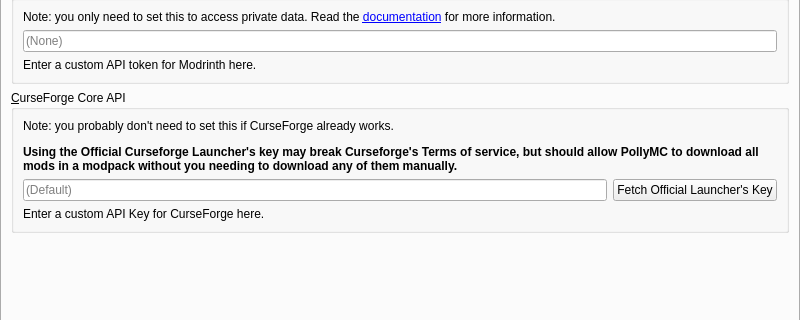
Above: launcher/ui/pages/global/APIPage.ui from unmojang/FjordLauncher before the change; both pictures show x 0 to 800 and y 163 to 483 of the 800 by 600 pixel window. Below: the same form after it.
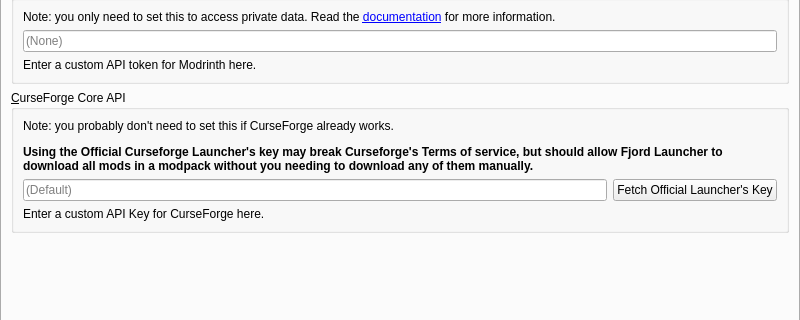
That is the form after the change. The open tabs and pages were chosen to show the change.

Commit message: Crude s/PollyMC/Fjord Launcher

What changed in the file:
```diff
--- a/launcher/ui/pages/global/APIPage.ui
+++ b/launcher/ui/pages/global/APIPage.ui
@@ -294,7 +294,7 @@
              </sizepolicy>
             </property>
             <property name="text">
-             <string>&lt;html&gt;&lt;head/&gt;&lt;body&gt;&lt;p&gt;Note: you probably don't need to set this if CurseForge already works.&lt;/p&gt;&lt;p&gt;&lt;span style=&quot; font-weight:700;&quot;&gt;Using the Official Curseforge Launcher's key may break Curseforge's Terms of service, but should allow PollyMC to download all mods in a modpack without you needing to download any of them manually.&lt;/span&gt;&lt;/p&gt;&lt;/body&gt;&lt;/html&gt;</string>
+             <string>&lt;html&gt;&lt;head/&gt;&lt;body&gt;&lt;p&gt;Note: you probably don't need to set this if CurseForge already works.&lt;/p&gt;&lt;p&gt;&lt;span style=&quot; font-weight:700;&quot;&gt;Using the Official Curseforge Launcher's key may break Curseforge's Terms of service, but should allow Fjord Launcher to download all mods in a modpack without you needing to download any of them manually.&lt;/span&gt;&lt;/p&gt;&lt;/body&gt;&lt;/html&gt;</string>
             </property>
             <property name="wordWrap">
              <bool>true</bool>
```
The commit also changes 31 other files.
